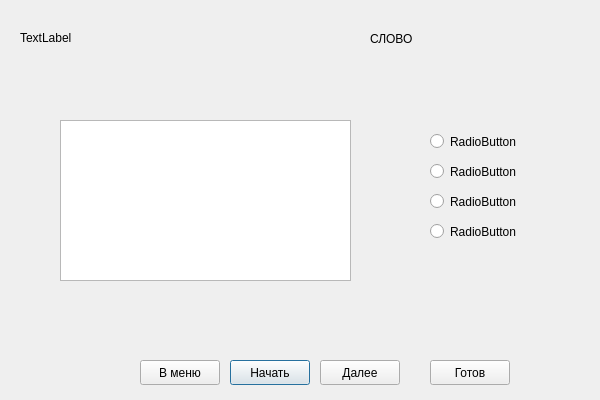
Qt form Word-Flow/random.ui (timowka0304/Word-Flow) before a commit.
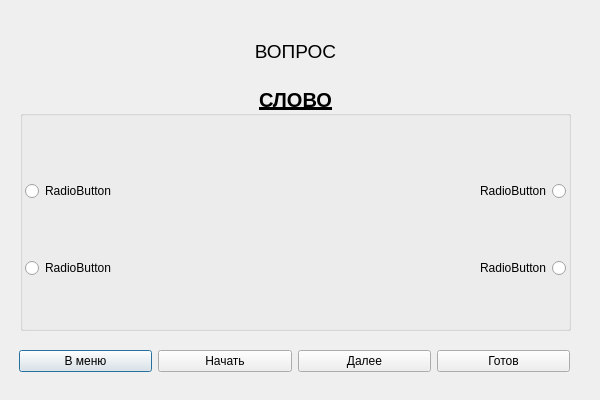
The same form after that commit.

Commit message: Comlited variant and questions in NounsTest

```diff
--- a/Word-Flow/random.ui
+++ b/Word-Flow/random.ui
@@ -13,145 +13,167 @@
   <property name="windowTitle">
    <string>Тест по Существительным</string>
   </property>
-  <widget class="QTextBrowser" name="textBrowser">
+  <widget class="QGroupBox" name="groupBox">
    <property name="geometry">
     <rect>
-     <x>60</x>
-     <y>120</y>
-     <width>291</width>
-     <height>161</height>
-    </rect>
-   </property>
-  </widget>
-  <widget class="QLabel" name="text_question">
-   <property name="geometry">
-    <rect>
      <x>20</x>
-     <y>30</y>
-     <width>251</width>
-     <height>16</height>
+     <y>110</y>
+     <width>551</width>
+     <height>221</height>
     </rect>
    </property>
-   <property name="text">
-    <string>TextLabel</string>
+   <property name="title">
+    <string/>
    </property>
+   <widget class="QWidget" name="">
+    <property name="geometry">
+     <rect>
+      <x>0</x>
+      <y>20</y>
+      <width>551</width>
+      <height>201</height>
+     </rect>
+    </property>
+    <layout class="QHBoxLayout" name="horizontalLayout">
+     <item>
+      <layout class="QVBoxLayout" name="verticalLayout">
+       <property name="leftMargin">
+        <number>5</number>
+       </property>
+       <item>
+        <widget class="QRadioButton" name="word_1">
+         <property name="text">
+          <string>RadioButton</string>
+         </property>
+        </widget>
+       </item>
+       <item>
+        <widget class="QRadioButton" name="word_2">
+         <property name="text">
+          <string>RadioButton</string>
+         </property>
+        </widget>
+       </item>
+      </layout>
+     </item>
+     <item>
+      <layout class="QVBoxLayout" name="verticalLayout_2">
+       <property name="leftMargin">
+        <number>160</number>
+       </property>
+       <property name="rightMargin">
+        <number>5</number>
+       </property>
+       <item>
+        <widget class="QRadioButton" name="word_3">
+         <property name="layoutDirection">
+          <enum>Qt::RightToLeft</enum>
+         </property>
+         <property name="text">
+          <string>RadioButton</string>
+         </property>
+        </widget>
+       </item>
+       <item>
+        <widget class="QRadioButton" name="word_4">
+         <property name="layoutDirection">
+          <enum>Qt::RightToLeft</enum>
+         </property>
+         <property name="text">
+          <string>RadioButton</string>
+         </property>
+        </widget>
+       </item>
+      </layout>
+     </item>
+    </layout>
+   </widget>
   </widget>
-  <widget class="QPushButton" name="start_Button">
+  <widget class="QWidget" name="">
    <property name="geometry">
     <rect>
-     <x>230</x>
-     <y>360</y>
-     <width>80</width>
-     <height>25</height>
-    </rect>
-   </property>
-   <property name="text">
-    <string>Начать</string>
-   </property>
-  </widget>
-  <widget class="QPushButton" name="back_to_menu_Button">
-   <property name="geometry">
-    <rect>
-     <x>140</x>
-     <y>360</y>
-     <width>80</width>
-     <height>25</height>
-    </rect>
-   </property>
-   <property name="text">
-    <string>В меню</string>
-   </property>
-  </widget>
-  <widget class="QPushButton" name="next_Button">
-   <property name="geometry">
-    <rect>
-     <x>320</x>
-     <y>360</y>
-     <width>80</width>
-     <height>25</height>
-    </rect>
-   </property>
-   <property name="text">
-    <string>Далее</string>
-   </property>
-  </widget>
-  <widget class="QLabel" name="text_word">
-   <property name="geometry">
-    <rect>
-     <x>370</x>
+     <x>20</x>
      <y>30</y>
-     <width>54</width>
-     <height>17</height>
+     <width>551</width>
+     <height>91</height>
     </rect>
    </property>
-   <property name="text">
-    <string>СЛОВО</string>
-   </property>
+   <layout class="QVBoxLayout" name="verticalLayout_3">
+    <item>
+     <widget class="QLabel" name="text_question">
+      <property name="font">
+       <font>
+        <pointsize>14</pointsize>
+        <italic>false</italic>
+       </font>
+      </property>
+      <property name="text">
+       <string>ВОПРОС</string>
+      </property>
+      <property name="alignment">
+       <set>Qt::AlignCenter</set>
+      </property>
+     </widget>
+    </item>
+    <item>
+     <widget class="QLabel" name="text_word">
+      <property name="font">
+       <font>
+        <pointsize>15</pointsize>
+        <weight>75</weight>
+        <bold>true</bold>
+        <underline>true</underline>
+       </font>
+      </property>
+      <property name="text">
+       <string>СЛОВО</string>
+      </property>
+      <property name="alignment">
+       <set>Qt::AlignCenter</set>
+      </property>
+     </widget>
+    </item>
+   </layout>
   </widget>
-  <widget class="QPushButton" name="done_Button">
+  <widget class="QWidget" name="">
    <property name="geometry">
     <rect>
-     <x>430</x>
-     <y>360</y>
-     <width>80</width>
-     <height>25</height>
+     <x>19</x>
+     <y>336</y>
+     <width>551</width>
+     <height>51</height>
     </rect>
    </property>
-   <property name="text">
-    <string>Готов</string>
-   </property>
-  </widget>
-  <widget class="QRadioButton" name="word_1">
-   <property name="geometry">
-    <rect>
-     <x>430</x>
-     <y>130</y>
-     <width>96</width>
-     <height>23</height>
-    </rect>
-   </property>
-   <property name="text">
-    <string>RadioButton</string>
-   </property>
-  </widget>
-  <widget class="QRadioButton" name="word_2">
-   <property name="geometry">
-    <rect>
-     <x>430</x>
-     <y>160</y>
-     <width>96</width>
-     <height>23</height>
-    </rect>
-   </property>
-   <property name="text">
-    <string>RadioButton</string>
-   </property>
-  </widget>
-  <widget class="QRadioButton" name="word_3">
-   <property name="geometry">
-    <rect>
-     <x>430</x>
-     <y>190</y>
-     <width>96</width>
-     <height>23</height>
-    </rect>
-   </property>
-   <property name="text">
-    <string>RadioButton</string>
-   </property>
-  </widget>
-  <widget class="QRadioButton" name="word_4">
-   <property name="geometry">
-    <rect>
-     <x>430</x>
-     <y>220</y>
-     <width>96</width>
-     <height>23</height>
-    </rect>
-   </property>
-   <property name="text">
-    <string>RadioButton</string>
-   </property>
+   <layout class="QHBoxLayout" name="horizontalLayout_2">
+    <item>
+     <widget class="QPushButton" name="back_to_menu_Button">
+      <property name="text">
+       <string>В меню</string>
+      </property>
+     </widget>
+    </item>
+    <item>
+     <widget class="QPushButton" name="start_Button">
+      <property name="text">
+       <string>Начать</string>
+      </property>
+     </widget>
+    </item>
+    <item>
+     <widget class="QPushButton" name="next_Button">
+      <property name="text">
+       <string>Далее</string>
+      </property>
+     </widget>
+    </item>
+    <item>
+     <widget class="QPushButton" name="done_Button">
+      <property name="text">
+       <string>Готов</string>
+      </property>
+     </widget>
+    </item>
+   </layout>
   </widget>
  </widget>
  <resources/>
```
The commit also changes 2 other files.
